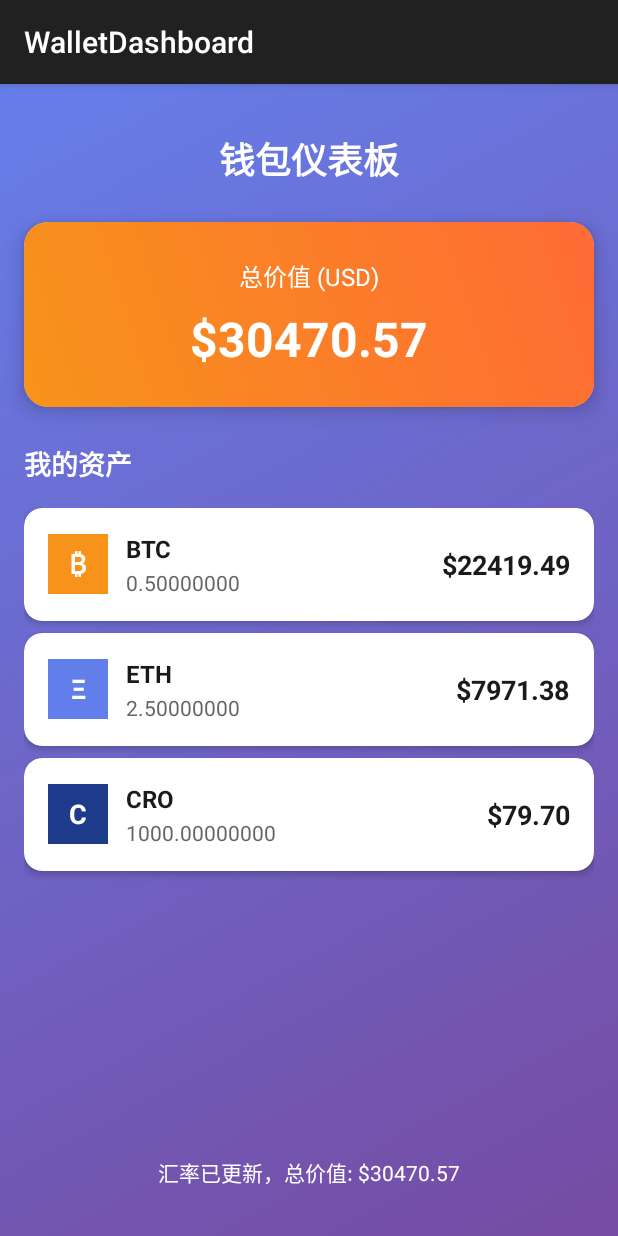
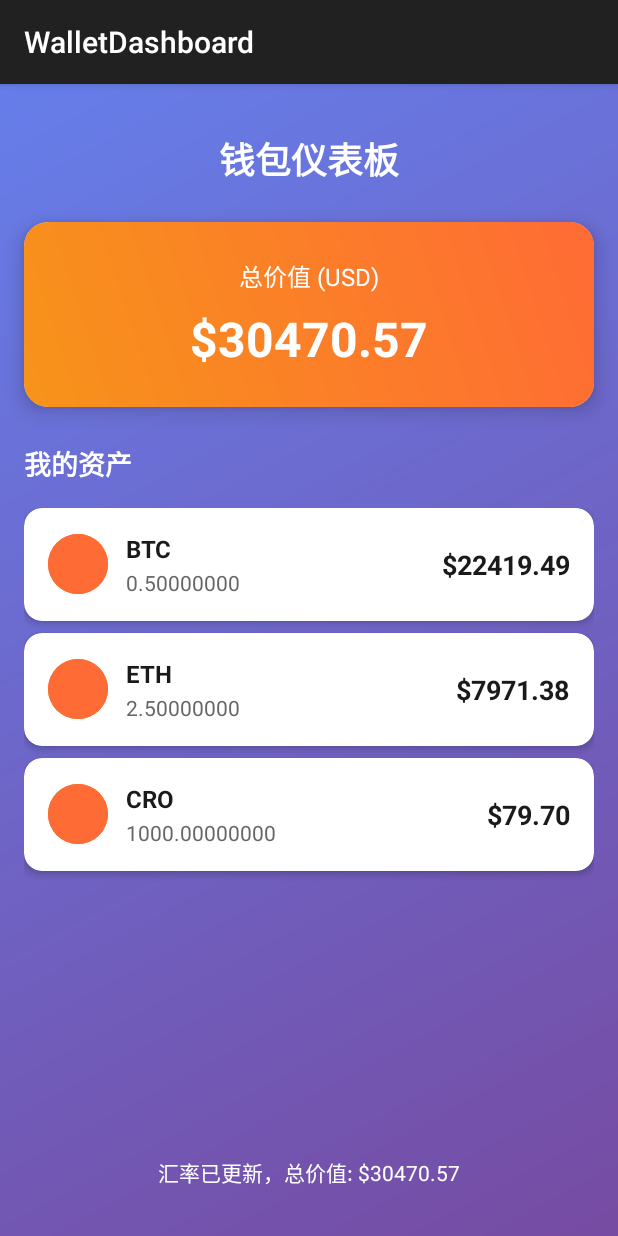
Before and after one commit to RainFool/WalletDashboard, an Android app: the screen it shows after launch (MainActivity), on a phone screen of 412 x 824 dp. Run offline under Robolectric (Android 15) with nearby library versions, the phone set to English and light mode, and no system bars; pictures from the network do not load.

Commit message:
[feat][dashboard]fix item icon not showing

```diff
--- a/app/src/main/AndroidManifest.xml
+++ b/app/src/main/AndroidManifest.xml
@@ -1,6 +1,8 @@
 <?xml version="1.0" encoding="utf-8"?>
 <manifest xmlns:android="http://schemas.android.com/apk/res/android"
     xmlns:tools="http://schemas.android.com/tools">
+
+    <uses-permission android:name="android.permission.INTERNET" />
 
     <application
         android:allowBackup="true"
@@ -10,6 +12,8 @@
         android:label="@string/app_name"
         android:supportsRtl="true"
         android:theme="@style/Theme.WalletDashboard"
+        android:networkSecurityConfig="@xml/network_security_config"
+        android:usesCleartextTraffic="true"
         tools:targetApi="31">
         <activity
             android:name=".MainActivity"
--- a/app/src/main/java/com/rainfool/wallet/MainActivity.kt
+++ b/app/src/main/java/com/rainfool/wallet/MainActivity.kt
@@ -65,7 +65,7 @@ class MainActivity : AppCompatActivity() {
             tvTotalValue.text = "$${String.format("%.2f", uiState.totalUsdValue)}"
 
             // 更新余额列表
-            balanceAdapter.updateData(uiState.walletBalances, uiState.exchangeRates)
+            balanceAdapter.updateData(uiState.walletBalances, uiState.exchangeRates, uiState.currencies)
 
             // 更新消息
             tvMessage.text = uiState.message
--- a/app/src/main/java/com/rainfool/wallet/ui/MainViewModel.kt
+++ b/app/src/main/java/com/rainfool/wallet/ui/MainViewModel.kt
@@ -4,6 +4,7 @@ import androidx.lifecycle.ViewModel
 import androidx.lifecycle.viewModelScope
 import com.rainfool.wallet.data.model.WalletBalance
 import com.rainfool.wallet.data.model.ExchangeRate
+import com.rainfool.wallet.data.model.Currency
 import com.rainfool.wallet.data.repository.WalletRepository
 import com.rainfool.wallet.di.DependencyProvider
 import kotlinx.coroutines.flow.MutableStateFlow
@@ -30,9 +31,13 @@ class MainViewModel : ViewModel() {
             try {
                 _uiState.value = _uiState.value.copy(isLoading = true)
 
+                // 加载货币信息
+                val currenciesResult = repository.getCurrencies()
+                currenciesResult.fold(
+                    onSuccess = { currencies ->
                         // 加载钱包数据
-                repository.getWalletBalances().collect { result ->
-                    result.fold(
+                        repository.getWalletBalances().collect { balancesResult ->
+                            balancesResult.fold(
                                 onSuccess = { balances ->
                                     // 加载汇率数据
                                     repository.getExchangeRates().collect { ratesResult ->
@@ -41,6 +46,7 @@ class MainViewModel : ViewModel() {
                                                 val totalUsdValue = calculateTotalUsdValue(balances, rates)
                                                 _uiState.value = _uiState.value.copy(
                                                     isLoading = false,
+                                                    currencies = currencies,
                                                     walletBalances = balances,
                                                     exchangeRates = rates,
                                                     totalUsdValue = totalUsdValue,
@@ -50,6 +56,7 @@ class MainViewModel : ViewModel() {
                                             onFailure = { error ->
                                                 _uiState.value = _uiState.value.copy(
                                                     isLoading = false,
+                                                    currencies = currencies,
                                                     walletBalances = balances,
                                                     message = "汇率数据加载失败: ${error.message}"
                                                 )
@@ -60,11 +67,20 @@ class MainViewModel : ViewModel() {
                                 onFailure = { error ->
                                     _uiState.value = _uiState.value.copy(
                                         isLoading = false,
-                                message = "数据加载失败: ${error.message}"
+                                        currencies = currencies,
+                                        message = "钱包数据加载失败: ${error.message}"
                                     )
                                 }
                             )
                         }
+                    },
+                    onFailure = { error ->
+                        _uiState.value = _uiState.value.copy(
+                            isLoading = false,
+                            message = "货币信息加载失败: ${error.message}"
+                        )
+                    }
+                )
             } catch (e: Exception) {
                 _uiState.value = _uiState.value.copy(
                     isLoading = false,
@@ -137,6 +153,7 @@ class MainViewModel : ViewModel() {
 data class MainUiState(
     val isLoading: Boolean = true,
     val message: String = "",
+    val currencies: List<Currency> = emptyList(),
     val walletBalances: List<WalletBalance> = emptyList(),
     val exchangeRates: List<ExchangeRate> = emptyList(),
     val totalUsdValue: Double = 0.0
--- a/app/src/main/java/com/rainfool/wallet/ui/WalletBalanceAdapter.kt
+++ b/app/src/main/java/com/rainfool/wallet/ui/WalletBalanceAdapter.kt
@@ -1,23 +1,29 @@
 package com.rainfool.wallet.ui
 
 import android.graphics.Color
+import android.util.Log
 import android.view.LayoutInflater
 import android.view.View
 import android.view.ViewGroup
 import android.widget.TextView
+import android.widget.ImageView
 import androidx.recyclerview.widget.RecyclerView
+import com.bumptech.glide.Glide
 import com.rainfool.wallet.R
 import com.rainfool.wallet.data.model.WalletBalance
 import com.rainfool.wallet.data.model.ExchangeRate
+import com.rainfool.wallet.data.model.Currency
 
 class WalletBalanceAdapter : RecyclerView.Adapter<WalletBalanceAdapter.BalanceViewHolder>() {
 
     private var balances: List<WalletBalance> = emptyList()
     private var exchangeRates: List<ExchangeRate> = emptyList()
+    private var currencies: List<Currency> = emptyList()
 
-    fun updateData(newBalances: List<WalletBalance>, newRates: List<ExchangeRate>) {
+    fun updateData(newBalances: List<WalletBalance>, newRates: List<ExchangeRate>, newCurrencies: List<Currency>) {
         balances = newBalances
         exchangeRates = newRates
+        currencies = newCurrencies
         notifyDataSetChanged()
     }
 
@@ -37,30 +43,26 @@ class WalletBalanceAdapter : RecyclerView.Adapter<WalletBalanceAdapter.BalanceVi
         private val tvCurrency: TextView = itemView.findViewById(R.id.tvCurrency)
         private val tvAmount: TextView = itemView.findViewById(R.id.tvAmount)
         private val tvUsdValue: TextView = itemView.findViewById(R.id.tvUsdValue)
-        private val tvCurrencyIcon: TextView = itemView.findViewById(R.id.tvCurrencyIcon)
+        private val ivCurrencyIcon: ImageView = itemView.findViewById(R.id.ivCurrencyIcon)
 
         fun bind(balance: WalletBalance) {
             tvCurrency.text = balance.currency
             tvAmount.text = String.format("%.8f", balance.amount)
 
-            // 设置货币图标和颜色
-            when (balance.currency) {
-                "BTC" -> {
-                    tvCurrencyIcon.text = "₿"
-                    tvCurrencyIcon.setBackgroundColor(Color.parseColor("#F7931A"))
-                }
-                "ETH" -> {
-                    tvCurrencyIcon.text = "Ξ"
-                    tvCurrencyIcon.setBackgroundColor(Color.parseColor("#627EEA"))
-                }
-                "CRO" -> {
-                    tvCurrencyIcon.text = "C"
-                    tvCurrencyIcon.setBackgroundColor(Color.parseColor("#1E3A8A"))
-                }
-                else -> {
-                    tvCurrencyIcon.text = balance.currency.firstOrNull()?.toString() ?: "?"
-                    tvCurrencyIcon.setBackgroundColor(Color.parseColor("#666666"))
-                }
+            // 查找对应的货币信息
+            val currency = currencies.find { it.symbol == balance.currency }
+            Log.d("WalletBalanceAdapter", "colorfulImageUrl: ${currency?.colorfulImageUrl}")
+            // 加载货币图标
+            if (currency != null) {
+                // 使用彩色图片URL
+                Glide.with(itemView.context)
+                    .load(currency.colorfulImageUrl)
+                    .placeholder(R.drawable.currency_icon_background)
+                    .error(R.drawable.currency_icon_background)
+                    .into(ivCurrencyIcon)
+            } else {
+                // 如果没有找到货币信息，使用默认图标
+                ivCurrencyIcon.setImageResource(R.drawable.currency_icon_background)
             }
 
             // 计算USD价值
--- a/app/src/main/res/layout/item_wallet_balance.xml
+++ b/app/src/main/res/layout/item_wallet_balance.xml
@@ -20,16 +20,13 @@
             android:orientation="horizontal"
             android:gravity="center_vertical">
 
-            <TextView
-                android:id="@+id/tvCurrencyIcon"
+            <ImageView
+                android:id="@+id/ivCurrencyIcon"
                 android:layout_width="40dp"
                 android:layout_height="40dp"
                 android:background="@drawable/currency_icon_background"
-                android:gravity="center"
-                android:text="₿"
-                android:textColor="#FFFFFF"
-                android:textSize="18sp"
-                android:textStyle="bold" />
+                android:scaleType="centerCrop"
+                android:contentDescription="货币图标" />
 
             <LinearLayout
                 android:layout_width="0dp"
```
Also changed, not shown: app/src/main/res/xml/network_security_config.xml (added, +12 -0 lines). Lines whose indentation alone changed are shown as unchanged.
